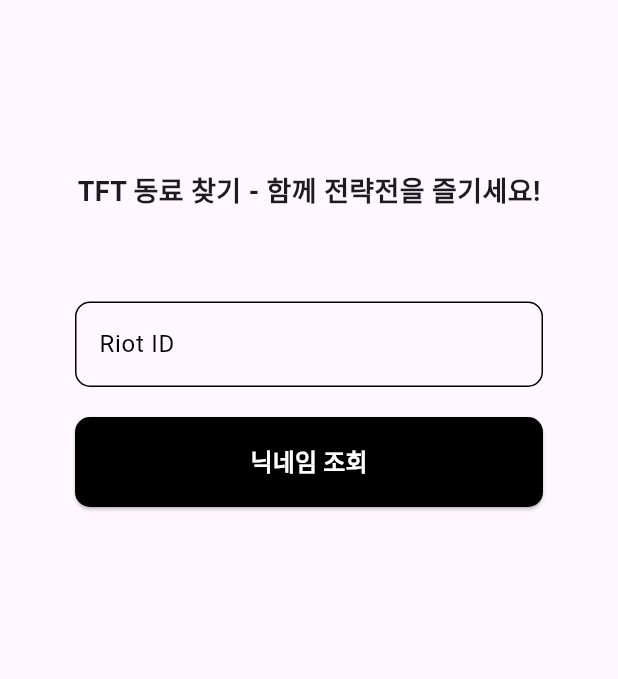
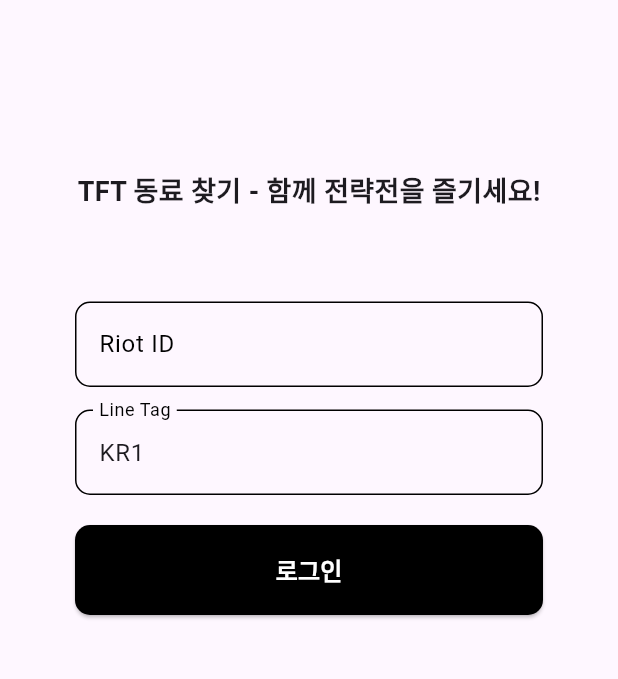
Before and after one commit to SeoNaRu/with_tft, a Flutter app: the screen it shows after launch, on a phone screen of 412 x 824 dp, the part 63-742 px from its top. Run offline on Flutter 3.47's test engine with Material 3 defaults, Android fonts, the phone set to English and light mode, and no system bars; our stand-ins replace equatable, flutter_bloc, flutter_dotenv, skeletons.

Commit message:
add login linetag and add tier information

```diff
--- a/lib/login/bloc/login_event.dart
+++ b/lib/login/bloc/login_event.dart
@@ -11,8 +11,10 @@
 
 class RiotSummonerName extends LoginEvent {
   final String nickName;
+  final String lineTag;
 
   const RiotSummonerName({
     required this.nickName,
+    required this.lineTag,
   });
 }
--- a/lib/login/bloc/login_state.dart
+++ b/lib/login/bloc/login_state.dart
@@ -1,4 +1,5 @@
 import 'package:equatable/equatable.dart';
+import 'package:with_tft/login/model/tire_model.dart';
 import 'package:with_tft/login/model/user_model.dart';
 
 enum AuthenticationStatus { unknown, authenticated, unauthenticated }
@@ -6,34 +7,39 @@
 class LoginState extends Equatable {
   final AuthenticationStatus status;
   final User user;
+  final Tier tier;
 
   const LoginState({
     required this.status,
     required this.user,
+    required this.tier,
   });
 
   factory LoginState.init() {
     return const LoginState(
       status: AuthenticationStatus.unknown,
       user: User.empty,
+      tier: Tier.empty,
     );
   }
 
   @override
   String toString() {
-    return 'LoginState{status: $status, user: $user}';
+    return 'LoginState{status: $status, user: $user , tier: $tier}';
   }
 
   @override
-  List<Object?> get props => [status, user];
+  List<Object?> get props => [status, user, tier];
 
   LoginState copyWith({
     AuthenticationStatus? status,
     User? user,
+    Tier? tier,
   }) {
     return LoginState(
       status: status ?? this.status,
       user: user ?? this.user,
+      tier: tier ?? this.tier,
     );
   }
 }
--- /dev/null
+++ b/lib/login/model/tire_model.dart
@@ -0,0 +1,51 @@
+import 'package:equatable/equatable.dart';
+
+class Tier extends Equatable {
+  final String tier;
+  final String rank;
+
+  static const empty = Tier(
+    tier: 'unranked',
+    rank: '',
+  );
+
+  const Tier({
+    required this.tier,
+    required this.rank,
+  });
+
+  @override
+  List<Object?> get props => [
+        tier,
+        rank,
+      ];
+
+  @override
+  String toString() {
+    return 'Tier{tier:$tier, rank: $rank}';
+  }
+
+  Map<String, dynamic> toMap() {
+    return {
+      'tier': tier,
+      'rank': rank,
+    };
+  }
+
+  factory Tier.fromMap(Map<String, dynamic> map) {
+    return Tier(
+      tier: map['tier'] ?? "",
+      rank: map['rank'] ?? "",
+    );
+  }
+
+  Tier copyWith({
+    String? tier,
+    String? rank,
+  }) {
+    return Tier(
+      tier: tier ?? this.tier,
+      rank: rank ?? this.rank,
+    );
+  }
+}
--- a/lib/login/view/login_view.dart
+++ b/lib/login/view/login_view.dart
@@ -13,7 +13,8 @@
 }
 
 class _LoginViewState extends State<LoginView> {
-  TextEditingController tec = TextEditingController();
+  TextEditingController nickNameController = TextEditingController();
+  TextEditingController lineTagController = TextEditingController(text: 'KR1');
   @override
   Widget build(BuildContext context) {
     return BlocListener<LoginBloc, LoginState>(
@@ -65,10 +66,33 @@
                   height: 60,
                 ),
                 TextField(
-                  controller: tec,
+                  controller: nickNameController,
                   decoration: const InputDecoration(
                     labelText: 'Riot ID',
                     hintText: '닉네임을 입력해주세요.',
+                    labelStyle: TextStyle(color: Colors.black),
+                    focusedBorder: OutlineInputBorder(
+                      borderRadius: BorderRadius.all(Radius.circular(10.0)),
+                      borderSide: BorderSide(width: 1, color: Colors.black),
+                    ),
+                    enabledBorder: OutlineInputBorder(
+                      borderRadius: BorderRadius.all(Radius.circular(10.0)),
+                      borderSide: BorderSide(width: 1, color: Colors.black),
+                    ),
+                    border: OutlineInputBorder(
+                      borderRadius: BorderRadius.all(Radius.circular(10.0)),
+                    ),
+                  ),
+                  keyboardType: TextInputType.emailAddress,
+                ),
+                const SizedBox(
+                  height: 15,
+                ),
+                TextField(
+                  controller: lineTagController,
+                  decoration: const InputDecoration(
+                    labelText: 'Line Tag',
+                    hintText: '라인 태그을 입력해주세요.',
                     labelStyle: TextStyle(color: Colors.black),
                     focusedBorder: OutlineInputBorder(
                       borderRadius: BorderRadius.all(Radius.circular(10.0)),
@@ -89,9 +113,9 @@
                 ),
                 ElevatedButton(
                   onPressed: () {
-                    context
-                        .read<LoginBloc>()
-                        .add((RiotSummonerName(nickName: tec.text)));
+                    context.read<LoginBloc>().add((RiotSummonerName(
+                        nickName: nickNameController.text,
+                        lineTag: lineTagController.text)));
                   },
                   style: ButtonStyle(
                     backgroundColor:
@@ -110,7 +134,7 @@
                     height: 60,
                     child: Center(
                       child: Text(
-                        '닉네임 조회',
+                        '로그인',
                         style: TextStyle(
                           fontWeight: FontWeight.bold, // 볼드체
                           fontSize: 16, // 크기 조정
--- a/lib/my/my_env.dart
+++ b/lib/my/my_env.dart
@@ -3,5 +3,6 @@
 class MyEnv {
   static final String ip = dotenv.env['IP'] ?? '';
   static final String ipRiot = dotenv.env['IP_RIOT'] ?? '';
+  static final String ipTft = dotenv.env['IP_TFT'] ?? '';
   static final String riotKey = dotenv.env['RIOT_KEY'] ?? '';
 }
```
Also changed, not shown: lib/home/view/home_view.dart (+12 -30 lines), lib/login/bloc/login_bloc.dart (+19 -6 lines).
